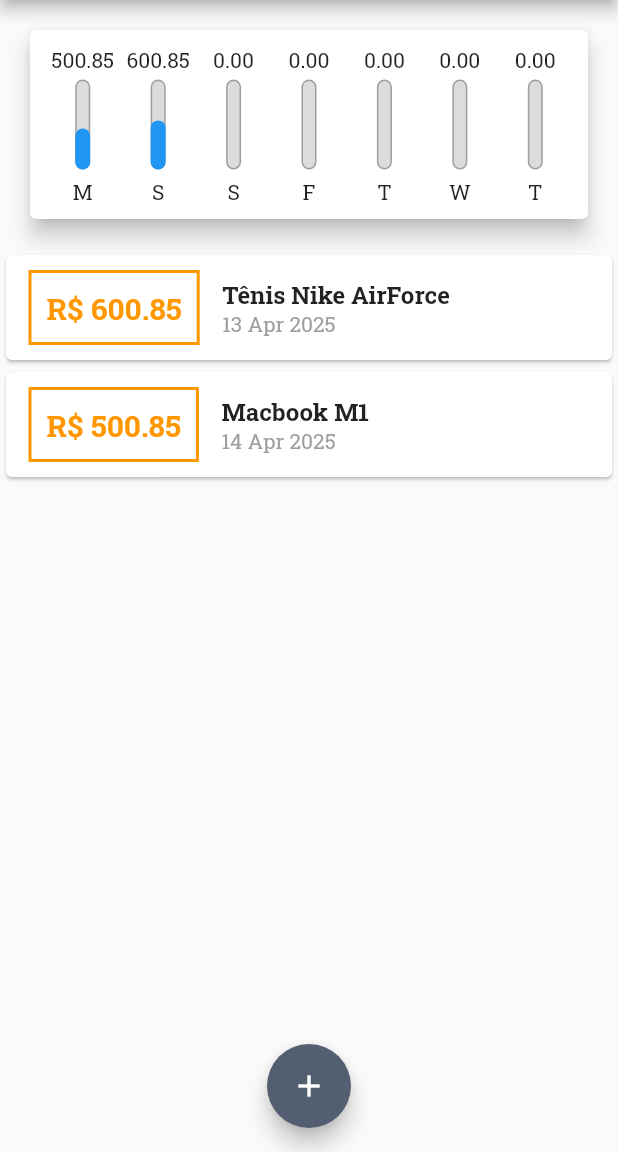
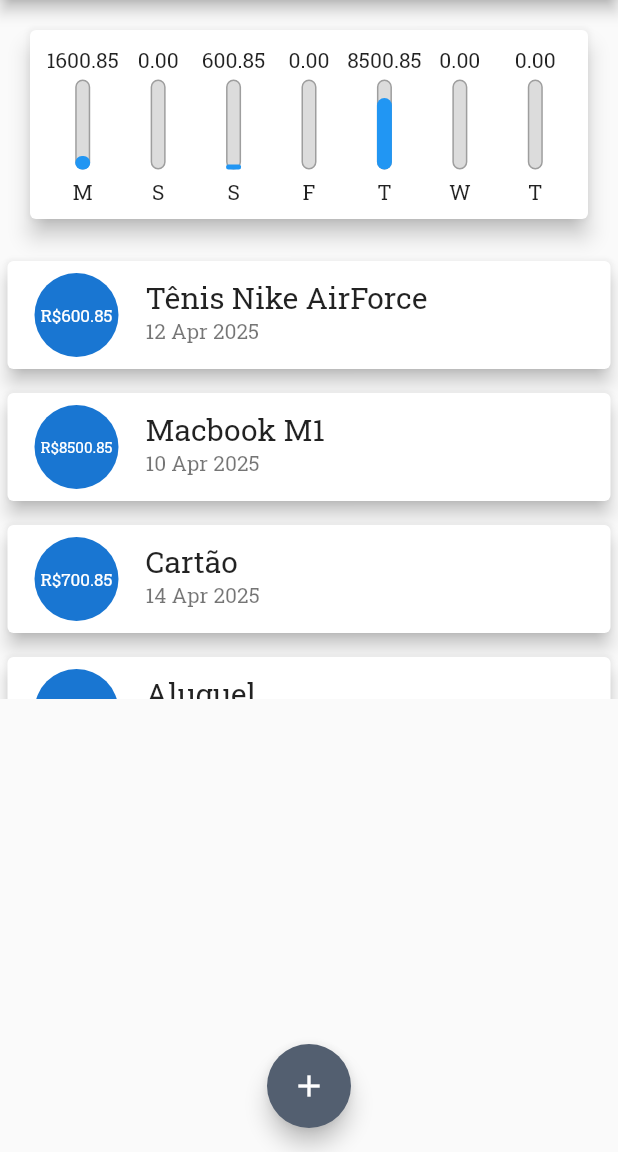
Before and after one commit to Victor-Valedev/ExpensesApp-Trilha-Mobile, a Flutter app: the screen it shows after launch, on a phone screen of 412 x 824 dp, the part 84-1236 px from its top. Run offline on Flutter 3.47's test engine with Material 3 defaults, Android fonts, the phone set to English and light mode, and no system bars.

Commit message:
refactor: Usa o ListTitle para uma lista mais fluida

```diff
--- a/lib/components/transactions_list.dart
+++ b/lib/components/transactions_list.dart
@@ -11,59 +11,48 @@ class TransactionsList extends StatelessWidget {
   Widget build(BuildContext context) {
     return Container(
       height: 300,
-      child: transactions.isEmpty ? Column(
+      child:
+          transactions.isEmpty
+              ? Column(
                 children: [
-          Text(
-            'Nenhuma transação cadastrada',
-          ),
-          SizedBox(height: 20,),
+                  Text('Nenhuma transação cadastrada'),
+                  SizedBox(height: 20),
                   Container(
                     height: 200,
                     child: Image.asset(
                       'assets/images/waiting.png',
                       fit: BoxFit.cover,
                     ),
+                  ),
+                ],
               )
-        ],
-      ) : ListView.builder(
+              : ListView.builder(
                 itemCount: transactions.length,
                 itemBuilder: (ctnx, index) {
                   final tr = transactions[index];
                   return Card(
-            child: Row(
-              children: <Widget>[
-                Container(
-                  margin: EdgeInsets.symmetric(horizontal: 15, vertical: 10),
-                  decoration: BoxDecoration(
-                    border: Border.all(color: Colors.orange, width: 2),
+                    elevation: 5,
+                    margin: EdgeInsets.symmetric(
+                      vertical: 8,
+                      horizontal: 5
                     ),
-                  padding: EdgeInsets.all(10),
-                  child: Text(
-                    'R\$ ${tr.value.toStringAsFixed(2)}',
-                    style: TextStyle(
-                      fontWeight: FontWeight.bold,
-                      fontSize: 20,
-                      color: Colors.orange,
+                    child: ListTile(
+                      leading: CircleAvatar(
+                        radius: 30,
+                        child: Padding(
+                          padding: const EdgeInsets.all(6),
+                          child: FittedBox(
+                            child: Text('R\$${tr.value}'),
                           ),
+                        )
                       ),
+                      title: Text(
+                        tr.title,
+                        style: Theme.of(context).textTheme.titleLarge,
                       ),
-                Column(
-                  crossAxisAlignment: CrossAxisAlignment.start,
-                  children: <Widget>[
-                    Text(
-                      tr.title,
-                      style: TextStyle(
-                        fontWeight: FontWeight.bold,
-                        fontSize: 16,
+                      subtitle: Text(
+                        DateFormat('dd MMM y').format(tr.date),
                       ),
-                    ),
-                    Text(
-                      DateFormat('d MMM y').format(tr.date),
-                      style: TextStyle(color: Colors.grey),
-                    ),
-                  ],
-                ),
-              ],
                     ),
                   );
                 },
--- a/lib/main.dart
+++ b/lib/main.dart
@@ -47,14 +47,26 @@ class _MyHomePageState extends State<MyHomePage> {
     Transactions(
       id: 't1',
       title: 'Tênis Nike AirForce',
-      date: DateTime.now().subtract(Duration(days: 1)),
+      date: DateTime.now().subtract(Duration(days: 2)),
       value: 600.85,
     ),
     Transactions(
       id: 't2',
       title: 'Macbook M1',
+      date: DateTime.now().subtract(Duration(days:4)),
+      value: 8500.85,
+    ),
+    Transactions(
+      id: 't3',
+      title: 'Cartão',
       date: DateTime.now(),
-      value: 500.85,
+      value: 700.85,
+    ),
+    Transactions(
+      id: 't2',
+      title: 'Aluguel',
+      date: DateTime.now(),
+      value: 900.00,
     ),
   ];
 
```
Lines whose indentation alone changed are shown as unchanged.
